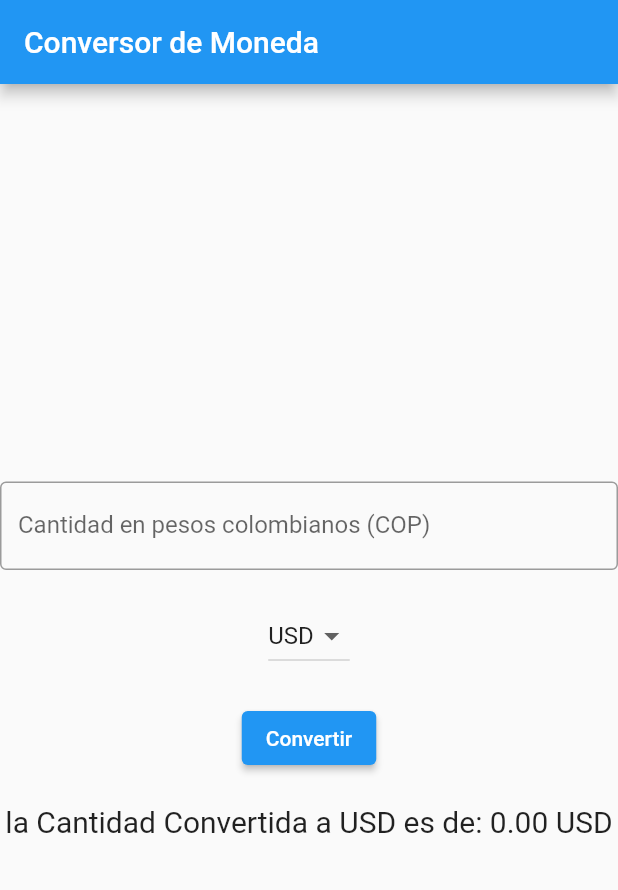
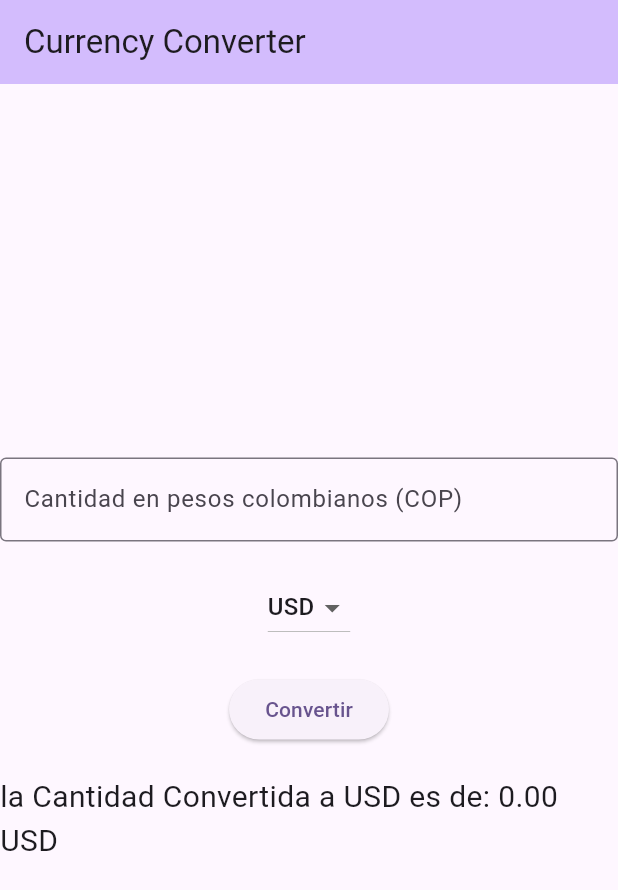
Before and after one commit to ssvef/currency_converter_ex, a Flutter app: the screen it shows after launch, after a tap on "Convertir", on a phone screen of 412 x 824 dp. Shown: the top 890 px of the screen. Run offline on Flutter 3.47's test engine with Material 2 defaults, Android fonts, the phone set to English and light mode, and no system bars.

```diff
--- a/lib/main.dart
+++ b/lib/main.dart
@@ -1,26 +1,33 @@
 import 'package:flutter/material.dart';
 
 void main() {
-  runApp(MyApp());
+  runApp(const MyApp());
 }
 
 class MyApp extends StatelessWidget {
+  const MyApp({super.key});
+
+  // This widget is the root of your application.
   @override
   Widget build(BuildContext context) {
     return MaterialApp(
-      title: 'Conversor de Dinero',
+      title: 'Currency Converter',
       theme: ThemeData(
-        primaryColor: Colors.black,
-        visualDensity: VisualDensity.adaptivePlatformDensity,
+        colorScheme: ColorScheme.fromSeed(seedColor: Colors.deepPurple),
+        useMaterial3: true,
       ),
-      home: CurrencyConverter(),
+      home: const CurrencyConverter(title: 'Currency Converter'),
     );
   }
 }
 
 class CurrencyConverter extends StatefulWidget {
+  const CurrencyConverter({super.key, required this.title});
+
+  final String title;
+
   @override
-  _CurrencyConverterState createState() => _CurrencyConverterState();
+  State<CurrencyConverter> createState() => _CurrencyConverterState();
 }
 
 class _CurrencyConverterState extends State<CurrencyConverter> {
@@ -44,7 +51,8 @@ class _CurrencyConverterState extends State<CurrencyConverter> {
   Widget build(BuildContext context) {
     return Scaffold(
       appBar: AppBar(
-        title: Text('Conversor de Moneda'),
+        backgroundColor: Theme.of(context).colorScheme.inversePrimary,
+        title: Text(widget.title),
       ),
       body: Center(
         child: Column(
@@ -57,12 +65,12 @@ class _CurrencyConverterState extends State<CurrencyConverter> {
                   amount = double.parse(value);
                 });
               },
-              decoration: InputDecoration(
+              decoration: const InputDecoration(
                 labelText: 'Cantidad en pesos colombianos (COP)',
                 border: OutlineInputBorder(),
               ),
             ),
-            SizedBox(height: 20),
+            const SizedBox(height: 20),
             DropdownButton<String>(
               value: selectedCurrency,
               onChanged: (value) {
@@ -77,15 +85,15 @@ class _CurrencyConverterState extends State<CurrencyConverter> {
                 );
               }).toList(),
             ),
-            SizedBox(height: 20),
+            const SizedBox(height: 20),
             ElevatedButton(
               onPressed: convertCurrency,
-              child: Text('Convertir'),
+              child: const Text('Convertir'),
             ),
-            SizedBox(height: 20),
+            const SizedBox(height: 20),
             Text(
               'la Cantidad Convertida a $selectedCurrency es de: ${convertedAmount.toStringAsFixed(2)} $selectedCurrency',
-              style: TextStyle(fontSize: 20),
+              style: const TextStyle(fontSize: 20),
             ),
           ],
         ),
```
Also changed, not shown: 21 other files.
